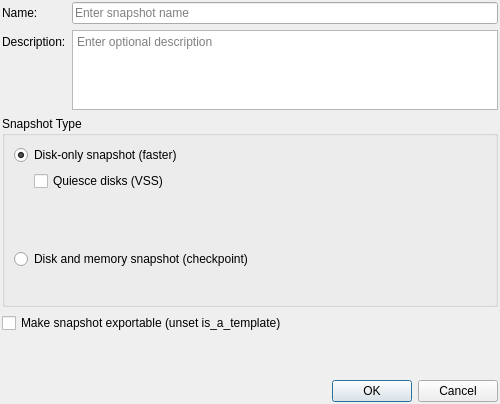
Qt form src/xenadmin-ui/dialogs/vmsnapshotdialog.ui (benapetr/XenAdminQt) before a commit.
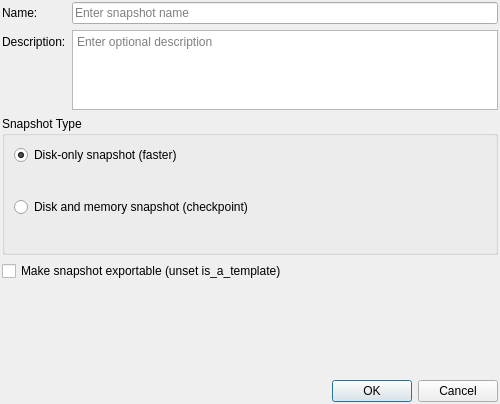
The same form after that commit.

Diff of the .ui file:
```diff
--- a/src/xenadmin-ui/dialogs/vmsnapshotdialog.ui
+++ b/src/xenadmin-ui/dialogs/vmsnapshotdialog.ui
@@ -80,66 +80,6 @@
         </property>
        </widget>
       </item>
-      <item>
-       <layout class="QHBoxLayout" name="horizontalLayout_2">
-        <item>
-         <spacer name="horizontalSpacer_2">
-          <property name="orientation">
-           <enum>Qt::Orientation::Horizontal</enum>
-          </property>
-          <property name="sizeType">
-           <enum>QSizePolicy::Policy::Fixed</enum>
-          </property>
-          <property name="sizeHint" stdset="0">
-           <size>
-            <width>20</width>
-            <height>20</height>
-           </size>
-          </property>
-         </spacer>
-        </item>
-        <item>
-         <widget class="QCheckBox" name="quiesceCheckBox">
-          <property name="text">
-           <string>Quiesce disks (VSS)</string>
-          </property>
-         </widget>
-        </item>
-       </layout>
-      </item>
-      <item>
-       <layout class="QHBoxLayout" name="horizontalLayout_3">
-        <item>
-         <spacer name="horizontalSpacer_3">
-          <property name="orientation">
-           <enum>Qt::Orientation::Horizontal</enum>
-          </property>
-          <property name="sizeType">
-           <enum>QSizePolicy::Policy::Fixed</enum>
-          </property>
-          <property name="sizeHint" stdset="0">
-           <size>
-            <width>40</width>
-            <height>20</height>
-           </size>
-          </property>
-         </spacer>
-        </item>
-        <item>
-         <widget class="QLabel" name="quiesceInfoLabel">
-          <property name="visible">
-           <bool>false</bool>
-          </property>
-          <property name="text">
-           <string/>
-          </property>
-          <property name="wordWrap">
-           <bool>true</bool>
-          </property>
-         </widget>
-        </item>
-       </layout>
-      </item>
       <item>
        <layout class="QHBoxLayout" name="horizontalLayout_diskinfo">
         <item>
```
